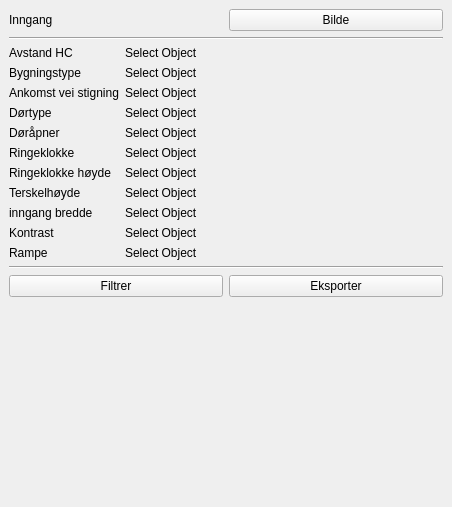
KaspArno/MasterGUI, file ui/infoWidget.ui: the form before one commit.
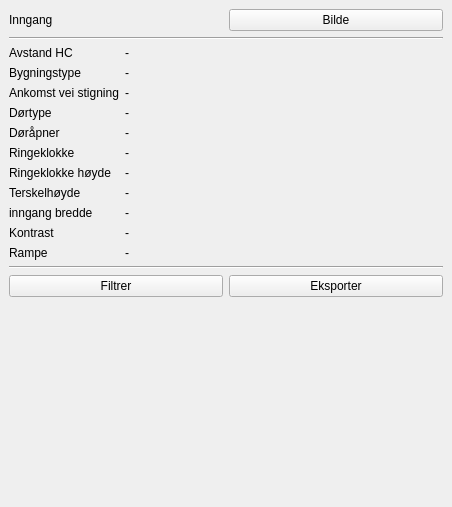
The form after the commit.

Commit message: La til info om krav i vindu og gjorde korden kortere med lists

```diff
--- a/ui/infoWidget.ui
+++ b/ui/infoWidget.ui
@@ -54,7 +54,7 @@
         <item row="0" column="1">
          <widget class="QLabel" name="label_avstand_hc_text">
           <property name="text">
-           <string>Select Object</string>
+           <string>-</string>
           </property>
          </widget>
         </item>
@@ -68,7 +68,7 @@
         <item row="1" column="1">
          <widget class="QLabel" name="label_byggningstype_text">
           <property name="text">
-           <string>Select Object</string>
+           <string>-</string>
           </property>
          </widget>
         </item>
@@ -82,7 +82,7 @@
         <item row="2" column="1">
          <widget class="QLabel" name="label_ank_vei_stigning_text">
           <property name="text">
-           <string>Select Object</string>
+           <string>-</string>
           </property>
          </widget>
         </item>
@@ -96,7 +96,7 @@
         <item row="3" column="1">
          <widget class="QLabel" name="label_dortype_text">
           <property name="text">
-           <string>Select Object</string>
+           <string>-</string>
           </property>
          </widget>
         </item>
@@ -110,7 +110,7 @@
         <item row="4" column="1">
          <widget class="QLabel" name="label_dorapner_text">
           <property name="text">
-           <string>Select Object</string>
+           <string>-</string>
           </property>
          </widget>
         </item>
@@ -124,7 +124,7 @@
         <item row="5" column="1">
          <widget class="QLabel" name="label_ringeklokke_text">
           <property name="text">
-           <string>Select Object</string>
+           <string>-</string>
           </property>
          </widget>
         </item>
@@ -138,7 +138,7 @@
         <item row="6" column="1">
          <widget class="QLabel" name="label_ringeklokke_hoyde_text">
           <property name="text">
-           <string>Select Object</string>
+           <string>-</string>
           </property>
          </widget>
         </item>
@@ -152,7 +152,7 @@
         <item row="7" column="1">
          <widget class="QLabel" name="label_terskelhoyde_text">
           <property name="text">
-           <string>Select Object</string>
+           <string>-</string>
           </property>
          </widget>
         </item>
@@ -166,7 +166,7 @@
         <item row="8" column="1">
          <widget class="QLabel" name="label_inngang_bredde_text">
           <property name="text">
-           <string>Select Object</string>
+           <string>-</string>
           </property>
          </widget>
         </item>
@@ -180,7 +180,7 @@
         <item row="9" column="1">
          <widget class="QLabel" name="label_kontrast_text">
           <property name="text">
-           <string>Select Object</string>
+           <string>-</string>
           </property>
          </widget>
         </item>
@@ -194,7 +194,7 @@
         <item row="10" column="1">
          <widget class="QLabel" name="label_rampe_text">
           <property name="text">
-           <string>Select Object</string>
+           <string>-</string>
           </property>
          </widget>
         </item>
```
The commit also changes 3 other files.
